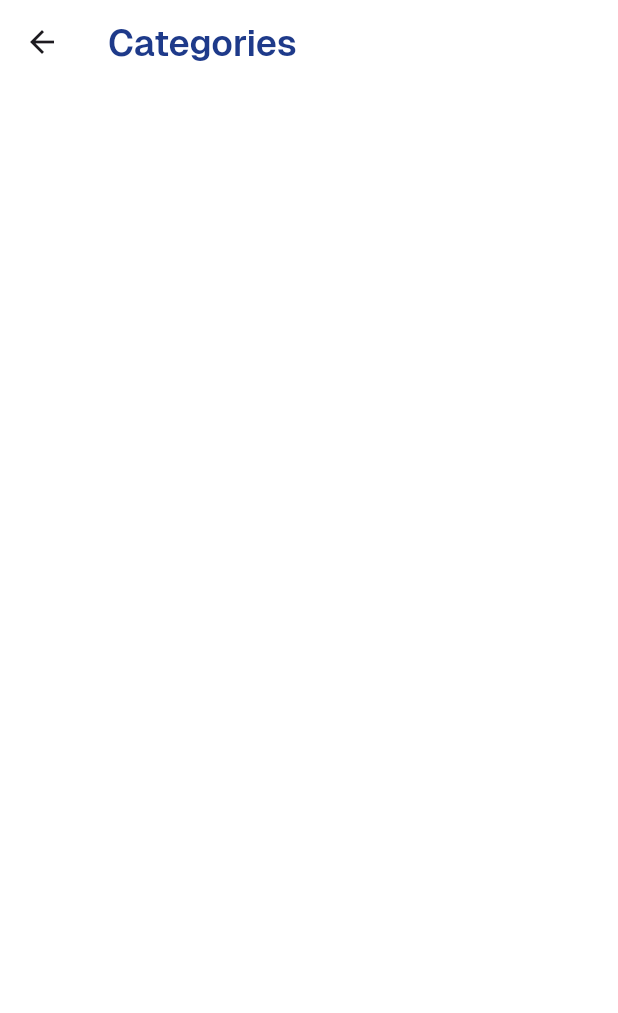
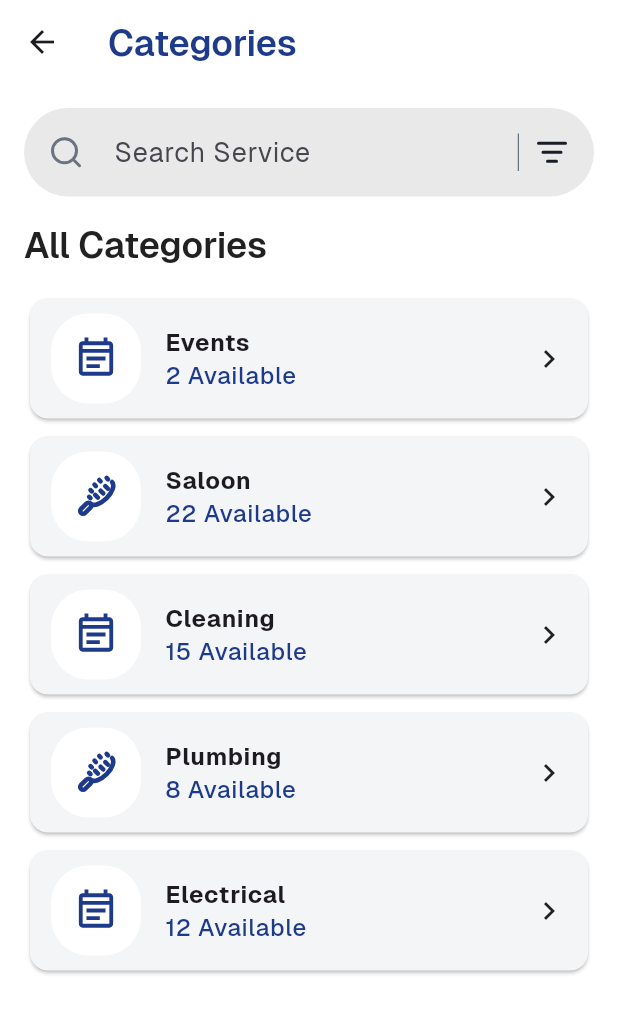
Before and after one commit to umeh-promise/trust_services_app, a Flutter app: the DashboardScreen screen opened directly, after a tap on "View all", on a phone screen of 412 x 824 dp. Shown: the top 1013 px of the screen. Run offline on Flutter 3.47's test engine with Material 3 defaults, Android fonts, the phone set to English and light mode, and no system bars; our stand-ins replace equatable, flutter_bloc, flutter_carousel_widget, flutter_svg, fpdart, get_it and 1 more; accounts and stored records are empty.

Commit message:
feat: add categories screen

```diff
--- a/lib/features/dashboard/presentation/pages/categories.dart
+++ b/lib/features/dashboard/presentation/pages/categories.dart
@@ -1,5 +1,10 @@
 import 'package:flutter/material.dart';
+import 'package:trust_services_app/core/theme/sizes.dart';
+import 'package:trust_services_app/core/widgets/heading.dart';
 import 'package:trust_services_app/core/widgets/scaffold_title.dart';
+import 'package:trust_services_app/features/dashboard/presentation/widgets/categories.dart';
+import 'package:trust_services_app/features/dashboard/presentation/widgets/category_card.dart';
+import 'package:trust_services_app/features/dashboard/presentation/widgets/search_bar.dart';
 
 class CategoriesScreen extends StatelessWidget {
   static route() => MaterialPageRoute(builder: (ctx) => CategoriesScreen());
@@ -7,6 +12,34 @@ class CategoriesScreen extends StatelessWidget {
 
   @override
   Widget build(BuildContext context) {
-    return Scaffold(appBar: AppBar(title: ScaffoldTitle('Categories')));
+    return Scaffold(
+      appBar: AppBar(title: ScaffoldTitle('Categories')),
+      body: Padding(
+        padding: const EdgeInsets.all(Sizes.base),
+        child: Column(
+          spacing: Sizes.base,
+          crossAxisAlignment: CrossAxisAlignment.start,
+          children: [
+            SearchBarWithIcon(),
+            Heading('All Categories'),
+            Expanded(
+              child: ListView.separated(
+                scrollDirection: Axis.vertical,
+                itemCount: categories.length,
+                itemBuilder: (context, index) {
+                  final category = categories[index];
+                  return CategoryCard(
+                    name: category['name'] as String,
+                    available: category['available'] as int,
+                    icon: category['icon'] as String,
+                  );
+                },
+                separatorBuilder: (context, index) => SizedBox(height: 4),
+              ),
+            ),
+          ],
+        ),
+      ),
+    );
   }
 }
--- a/lib/features/dashboard/presentation/pages/dashboard.dart
+++ b/lib/features/dashboard/presentation/pages/dashboard.dart
@@ -82,7 +82,10 @@ class DashboardScreen extends StatelessWidget {
                 ),
 
                 LineDivider(),
-                SearchBarWithIcon(),
+                Padding(
+                  padding: const EdgeInsets.symmetric(horizontal: Sizes.base),
+                  child: SearchBarWithIcon(),
+                ),
                 VerifyBanner(),
                 Categories(),
                 Services(),
--- a/lib/features/dashboard/presentation/widgets/category_card.dart
+++ b/lib/features/dashboard/presentation/widgets/category_card.dart
@@ -27,6 +27,8 @@ class CategoryCard extends StatelessWidget {
             vertical: Sizes.xs,
             horizontal: Sizes.sm,
           ),
+          child: SizedBox(
+            width: 250,
             child: Row(
               spacing: Sizes.base,
               mainAxisSize: MainAxisSize.min,
@@ -59,9 +61,10 @@ class CategoryCard extends StatelessWidget {
                     ),
                   ],
                 ),
-
+                Spacer(),
                 Icon(Icons.chevron_right),
               ],
+            ),
           ),
         ),
       ),
--- a/lib/features/dashboard/presentation/widgets/search_bar.dart
+++ b/lib/features/dashboard/presentation/widgets/search_bar.dart
@@ -17,7 +17,6 @@ class _SearchBarWithIconState extends State<SearchBarWithIcon> {
   Widget build(BuildContext context) {
     return Container(
       padding: EdgeInsets.symmetric(horizontal: Sizes.base),
-      margin: const EdgeInsets.symmetric(horizontal: Sizes.base),
       decoration: BoxDecoration(
         color: AppPallete.grey100,
         borderRadius: BorderRadius.circular(50),
```
Lines whose indentation alone changed are shown as unchanged.
